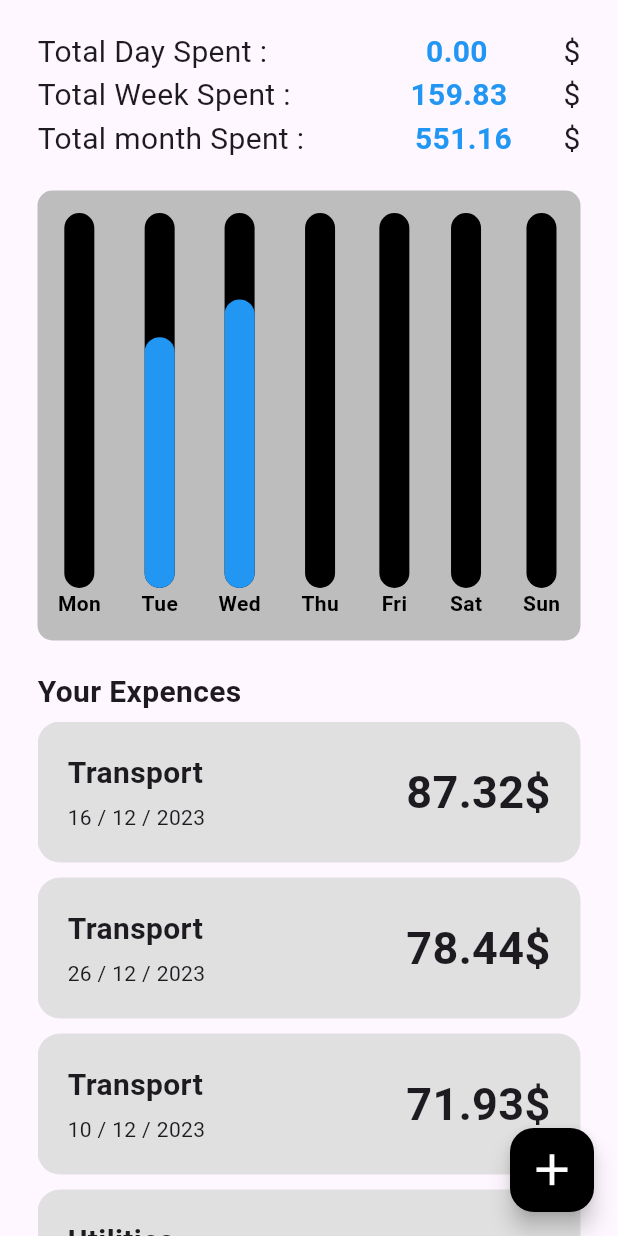
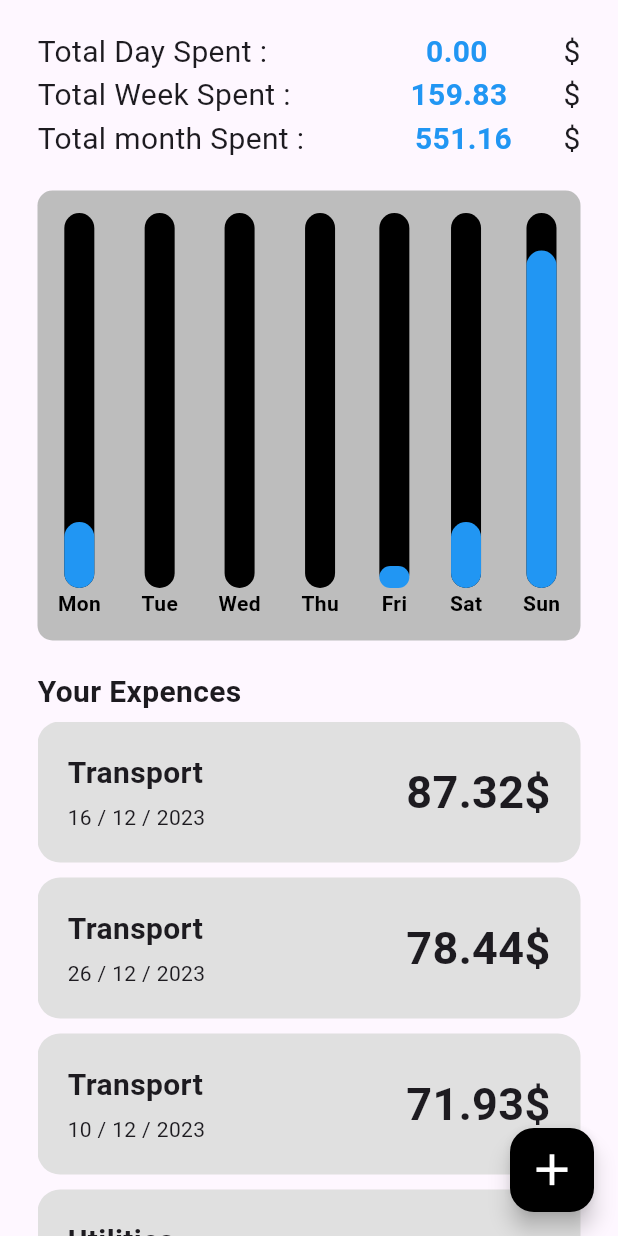
Before and after one commit to ahbarabdellah/Expences-app, a Flutter app: the screen it shows after launch, on a phone screen of 412 x 824 dp. Run offline on Flutter 3.47's test engine with Material 3 defaults, Android fonts, the phone set to English and light mode, and no system bars.

Commit message:
some file managment !

```diff
--- a/lib/model/expences.dart
+++ b/lib/model/expences.dart
@@ -1,7 +1,5 @@
-import 'dart:ffi';
-
 class Expences {
-  final Float ammount;
+  final double ammount;
   final String name;
   final DateTime dateTime;
   Expences({
--- a/lib/widgets/graphs.dart
+++ b/lib/widgets/graphs.dart
@@ -2,8 +2,7 @@ import 'package:flutter/material.dart';
 
 class BarGraph extends StatefulWidget {
   List<double> weekExpences;
-  BarGraph(
-      {super.key, this.weekExpences = const [100.2, 50, 30, 10, 32.54, 0]});
+  BarGraph({super.key, required this.weekExpences});
 
   @override
   State<BarGraph> createState() => _BarGraphState();
@@ -28,19 +27,20 @@ class _BarGraphState extends State<BarGraph> {
             CostumBarChart(
               index: index,
               expence: widget.weekExpences[index],
-              maxExpence: 100,
+              maxExpence: getMaxExpence(),
             ),
         ],
       ),
     );
   }
 
-  void getMaxExpence() {
+  double getMaxExpence() {
     var sorted = widget.weekExpences;
     sorted.sort();
     setState(() {
-      maxExpence = sorted[0];
+      maxExpence = sorted.last;
     });
+    return maxExpence;
   }
 }
 
@@ -59,11 +59,15 @@ class CostumBarChart extends StatelessWidget {
     if (expense == 0) {
       return 0.0;
     } else {
+      print("hi: ${((expense / maxExpence) * 250) * 0.9}");
+      print("max : $maxExpence");
       return ((expense / maxExpence) * 250) * 0.9;
     }
   }
 
-  String getTitle(int index) {
+  String getTitle(
+    int index,
+  ) {
     String text;
     switch (index) {
       case 0:
--- /dev/null
+++ b/lib/widgets/total_spent_widget.dart
@@ -0,0 +1,79 @@
+import 'package:flutter/material.dart';
+
+class TotalSpendingWidget extends StatelessWidget {
+  const TotalSpendingWidget({
+    super.key,
+    required this.mountSpend,
+    required this.weekSpend,
+    required this.daySpend,
+  });
+
+  final double daySpend;
+  final double weekSpend;
+  final double mountSpend;
+
+  @override
+  Widget build(BuildContext context) {
+    return Container(
+      padding: const EdgeInsets.symmetric(vertical: 20),
+      child: Column(
+        children: [
+          Row(mainAxisAlignment: MainAxisAlignment.spaceBetween, children: [
+            const Text(
+              "Total Day Spent :",
+              style: TextStyle(fontSize: 20),
+            ),
+            const SizedBox(
+              width: 5,
+            ),
+            Text(
+              daySpend.toStringAsFixed(2),
+              style: const TextStyle(
+                color: Colors.blue,
+                fontSize: 20,
+                fontWeight: FontWeight.bold,
+              ),
+            ),
+            const Text("\$", style: TextStyle(fontSize: 20))
+          ]),
+          Row(mainAxisAlignment: MainAxisAlignment.spaceBetween, children: [
+            const Text(
+              "Total Week Spent :",
+              style: TextStyle(fontSize: 20),
+            ),
+            const SizedBox(
+              width: 5,
+            ),
+            Text(
+              weekSpend.toStringAsFixed(2),
+              style: const TextStyle(
+                color: Colors.blue,
+                fontSize: 20,
+                fontWeight: FontWeight.bold,
+              ),
+            ),
+            const Text("\$", style: TextStyle(fontSize: 20))
+          ]),
+          Row(mainAxisAlignment: MainAxisAlignment.spaceBetween, children: [
+            const Text(
+              "Total month Spent :",
+              style: TextStyle(fontSize: 20),
+            ),
+            const SizedBox(
+              width: 5,
+            ),
+            Text(
+              mountSpend.toStringAsFixed(2),
+              style: const TextStyle(
+                color: Colors.blue,
+                fontSize: 20,
+                fontWeight: FontWeight.bold,
+              ),
+            ),
+            const Text("\$", style: TextStyle(fontSize: 20))
+          ]),
+        ],
+      ),
+    );
+  }
+}
```
Also changed, not shown: lib/pages/home_page.dart (+25 -187 lines), lib/widgets/add_expence_widget.dart (added, +120 -0 lines).
